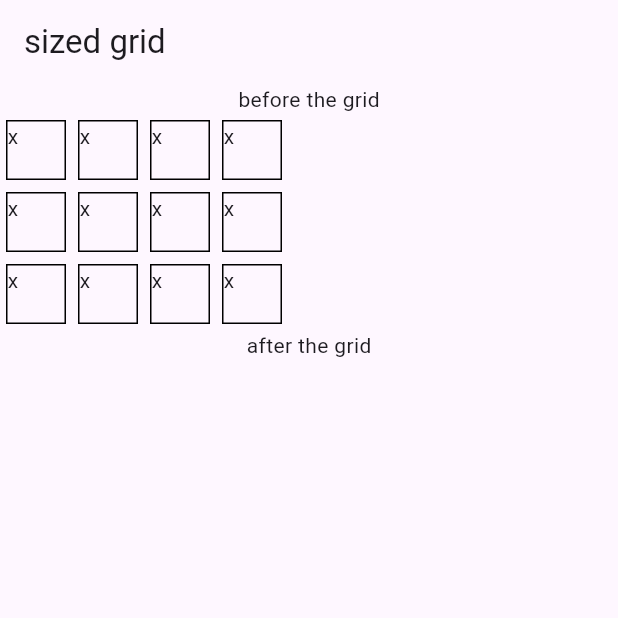
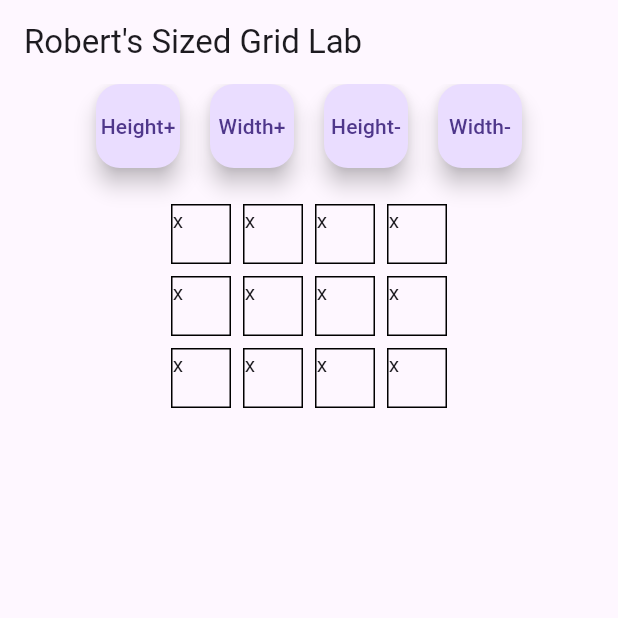
Before and after one commit to RobertPerez2/robert_flutter_sizedgrid, a Flutter app: the SG1 screen opened directly, on a phone screen of 412 x 824 dp, the top half of it. Run offline on Flutter 3.47's test engine with Material 3 defaults, Android fonts, the phone set to English and light mode, and no system bars; our stand-ins replace flutter_bloc.

Commit message:
final result

```diff
--- a/lib/main.dart
+++ b/lib/main.dart
@@ -1,125 +1,142 @@
-import 'package:flutter/material.dart';
+// Sized Grid Lab
+// Robert Perez 2025
+// let user enter 2D grid size, make grid that size
 
-void main() {
-  runApp(const MyApp());
+import "package:flutter/material.dart";
+import 'package:flutter_bloc/flutter_bloc.dart';
+
+class InfoState {
+  int width = 4;
+  int height = 3;
+
+  InfoState(this.width, this.height);
 }
 
-class MyApp extends StatelessWidget {
-  const MyApp({super.key});
+class InfoCubit extends Cubit<InfoState> {
+  InfoCubit() : super(InfoState(4, 3));
 
-  // This widget is the root of your application.
-  @override
-  Widget build(BuildContext context) {
-    return MaterialApp(
-      title: 'Flutter Demo',
-      theme: ThemeData(
-        // This is the theme of your application.
-        //
-        // TRY THIS: Try running your application with "flutter run". You'll see
-        // the application has a purple toolbar. Then, without quitting the app,
-        // try changing the seedColor in the colorScheme below to Colors.green
-        // and then invoke "hot reload" (save your changes or press the "hot
-        // reload" button in a Flutter-supported IDE, or press "r" if you used
-        // the command line to start the app).
-        //
-        // Notice that the counter didn't reset back to zero; the application
-        // state is not lost during the reload. To reset the state, use hot
-        // restart instead.
-        //
-        // This works for code too, not just values: Most code changes can be
-        // tested with just a hot reload.
-        colorScheme: ColorScheme.fromSeed(seedColor: Colors.deepPurple),
-        useMaterial3: true,
+  void incrementHeight() {
+    emit(InfoState(state.width, state.height + 1));
+  }
+
+  void incrementWidth() {
+    emit(InfoState(state.width + 1, state.height));
+  }
+
+  void decrementHeight() {
+    if (state.height > 1) {
+      emit(InfoState(state.width, state.height - 1));
+    } else {
+      emit(InfoState(state.width, 1));
+    }
+  }
+
+  void decrementWidth() {
+    if (state.width > 1) {
+      emit(InfoState(state.width - 1, state.height));
+    } else {
+      emit(InfoState(1, state.height));
+    }
+  }
+}
+
+void main()
+{ runApp(SG()); }
+
+class SG extends StatelessWidget
+{
+  SG({super.key});
+
+  Widget build( BuildContext context )
+  {
+    return BlocProvider<InfoCubit>(
+      create: (context) => InfoCubit(),
+      child: MaterialApp(
+        title: "sized grid prep",
+        home: SG1(),
       ),
-      home: const MyHomePage(title: 'Flutter Demo Home Page'),
     );
   }
 }
 
-class MyHomePage extends StatefulWidget {
-  const MyHomePage({super.key, required this.title});
+class SG1 extends StatelessWidget
+{
+  SG1({super.key});
 
-  // This widget is the home page of your application. It is stateful, meaning
-  // that it has a State object (defined below) that contains fields that affect
-  // how it looks.
+  Widget build( BuildContext context )
+  {
+    InfoCubit myCubit = BlocProvider.of<InfoCubit>(context);
+    InfoState state = myCubit.state;
 
-  // This class is the configuration for the state. It holds the values (in this
-  // case the title) provided by the parent (in this case the App widget) and
-  // used by the build method of the State. Fields in a Widget subclass are
-  // always marked "final".
+    return Scaffold
+      ( appBar: AppBar( title: Text("Robert's Sized Grid Lab") ),
+        body: BlocBuilder<InfoCubit, InfoState>(
+        builder: (context, state) {
 
-  final String title;
+          Row theGrid = Row(
+              mainAxisAlignment: MainAxisAlignment.center,
+              children:[]
+          );
+          for ( int i=0; i<state.width; i++ )
+          { Column c = Column(children:[]);
+          for ( int j=0; j<state.height; j++ )
+          { c.children.add( Boxy(40,40)  );
+          }
+          theGrid.children.add(c);
+          }
 
-  @override
-  State<MyHomePage> createState() => _MyHomePageState();
-}
-
-class _MyHomePageState extends State<MyHomePage> {
-  int _counter = 0;
-
-  void _incrementCounter() {
-    setState(() {
-      // This call to setState tells the Flutter framework that something has
-      // changed in this State, which causes it to rerun the build method below
-      // so that the display can reflect the updated values. If we changed
-      // _counter without calling setState(), then the build method would not be
-      // called again, and so nothing would appear to happen.
-      _counter++;
-    });
-  }
-
-  @override
-  Widget build(BuildContext context) {
-    // This method is rerun every time setState is called, for instance as done
-    // by the _incrementCounter method above.
-    //
-    // The Flutter framework has been optimized to make rerunning build methods
-    // fast, so that you can just rebuild anything that needs updating rather
-    // than having to individually change instances of widgets.
-    return Scaffold(
-      appBar: AppBar(
-        // TRY THIS: Try changing the color here to a specific color (to
-        // Colors.amber, perhaps?) and trigger a hot reload to see the AppBar
-        // change color while the other colors stay the same.
-        backgroundColor: Theme.of(context).colorScheme.inversePrimary,
-        // Here we take the value from the MyHomePage object that was created by
-        // the App.build method, and use it to set our appbar title.
-        title: Text(widget.title),
-      ),
-      body: Center(
-        // Center is a layout widget. It takes a single child and positions it
-        // in the middle of the parent.
-        child: Column(
-          // Column is also a layout widget. It takes a list of children and
-          // arranges them vertically. By default, it sizes itself to fit its
-          // children horizontally, and tries to be as tall as its parent.
-          //
-          // Column has various properties to control how it sizes itself and
-          // how it positions its children. Here we use mainAxisAlignment to
-          // center the children vertically; the main axis here is the vertical
-          // axis because Columns are vertical (the cross axis would be
-          // horizontal).
-          //
-          // TRY THIS: Invoke "debug painting" (choose the "Toggle Debug Paint"
-          // action in the IDE, or press "p" in the console), to see the
-          // wireframe for each widget.
-          mainAxisAlignment: MainAxisAlignment.center,
-          children: <Widget>[
-            const Text(
-              'You have pushed the button this many times:',
+          return Center (
+            child: Column(
+            children: [
+            Row(
+              mainAxisAlignment: MainAxisAlignment.center,
+              children: [
+                FloatingActionButton(
+                  onPressed: () => myCubit.incrementHeight(),
+                  tooltip: 'Increment Height',
+                  child: const Text("Height+"),
+                ),
+                SizedBox.fromSize(size: Size(20, 20)),
+                FloatingActionButton(
+                  onPressed: () => myCubit.incrementWidth(),
+                  tooltip: 'Increment Width',
+                  child: const Text("Width+"),
+                ),
+                SizedBox.fromSize(size: Size(20, 20)),
+                FloatingActionButton(
+                  onPressed: () => myCubit.decrementHeight(),
+                  tooltip: 'Decrement Height',
+                  child: const Text("Height-"),
+                ),
+                SizedBox.fromSize(size: Size(20, 20)),
+                FloatingActionButton(
+                  onPressed: () => myCubit.decrementWidth(),
+                  tooltip: 'Decrement Width',
+                  child: const Text("Width-"),
+                ),
+              ],
             ),
-            Text(
-              '$_counter',
-              style: Theme.of(context).textTheme.headlineMedium,
-            ),
-          ],
-        ),
-      ),
-      floatingActionButton: FloatingActionButton(
-        onPressed: _incrementCounter,
-        tooltip: 'Increment',
-        child: const Icon(Icons.add),
-      ), // This trailing comma makes auto-formatting nicer for build methods.
+            SizedBox.fromSize(size: Size(20, 20)),
+            theGrid,
+            ],
+            ),);
+        }),
     );
   }
 }
+
+class Boxy extends Padding {
+  final double width;
+  final double height;
+
+  Boxy(this.width, this.height)
+      : super
+      (padding: EdgeInsets.all(4.0),
+      child: Container
+        (width: width, height: height,
+        decoration: BoxDecoration
+          (border: Border.all(),),
+        child: Text("x"),
+      ),
+    );
+}
--- a/lib/sized_grid_prep.dart
+++ /dev/null
@@ -1,69 +0,0 @@
-// sized_grid_prep.dart
-// Barrett Koster  2025
-// lab
-// let user enter 2D grid size, make grid that size
-
-import "package:flutter/material.dart";
-
-void main()
-{ runApp(SG()); }
-
-class SG extends StatelessWidget
-{
-  SG({super.key});
-
-  Widget build( BuildContext context )
-  {
-    return MaterialApp
-    ( title: "sized grid prep",
-      home: SG1(),
-    );
-  }
-}
-
-class SG1 extends StatelessWidget
-{
-  SG1({super.key});
-
-  Widget build( BuildContext context )
-  {
-    int width = 4;
-    int height = 3;
-
-    Row theGrid = Row(children:[]);
-    for ( int i=0; i<width; i++ )
-    { Column c = Column(children:[]);
-      for ( int j=0; j<height; j++ )
-      { c.children.add( Boxy(40,40)  );
-      }
-      theGrid.children.add(c);
-    }
-
-    return Scaffold
-    ( appBar: AppBar( title: Text("sized grid") ),
-      body: Column
-      ( children:
-        [ Text("before the grid"),
-          theGrid,
-          Text("after the grid"),
-        ],
-      ),
-    );
-  }
-}
-
-class Boxy extends Padding
-{
-  final double width;
-  final double height;
-  Boxy( this.width,this.height )
-  : super
-    ( padding: EdgeInsets.all(4.0),
-      child: Container
-      ( width: width, height: height,
-        decoration: BoxDecoration
-        ( border: Border.all(), ),
-        child: Text("x"),
-      ),
-    );
-}
```
Also changed, not shown: pubspec.lock.
